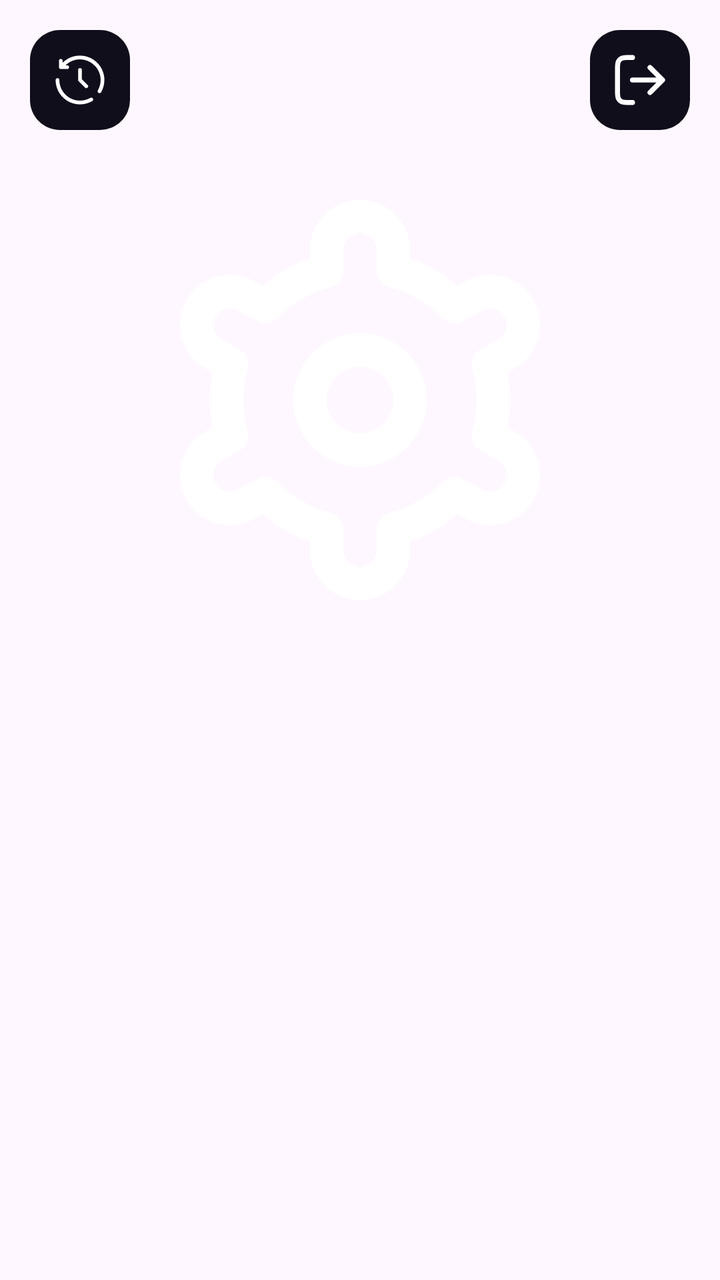
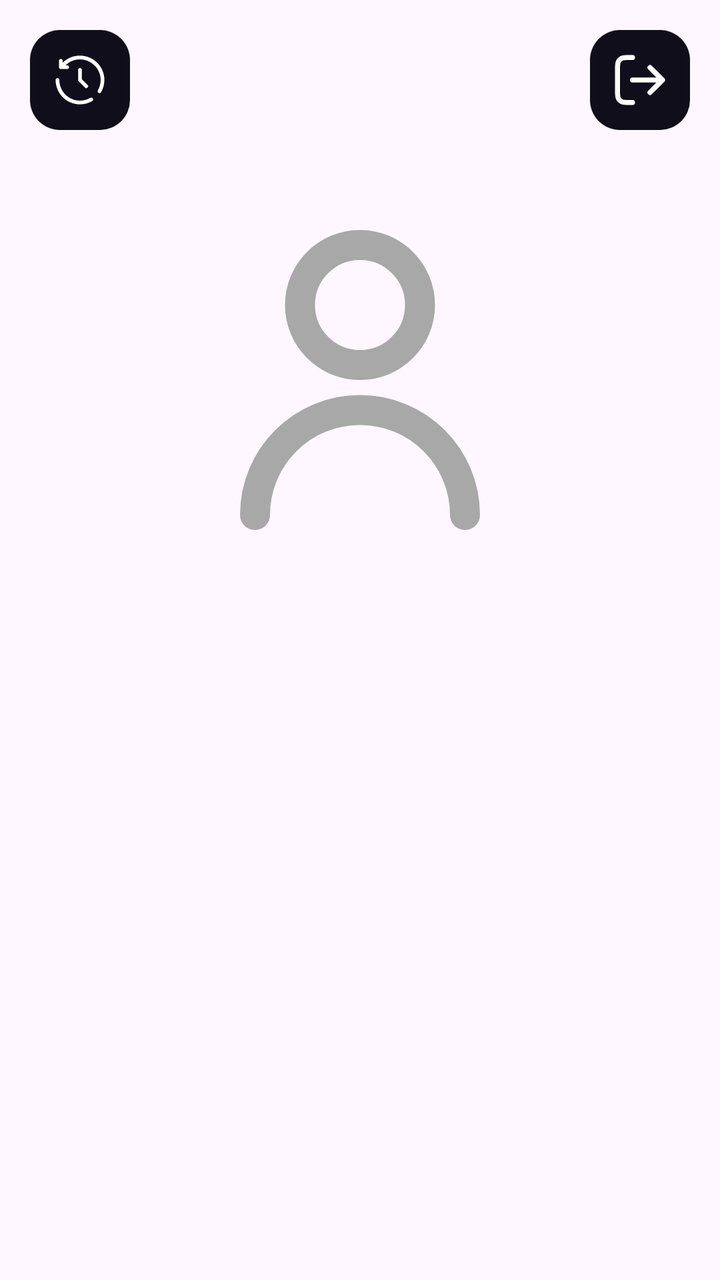

Two renders of the same Android screen: before a commit and after it. Below are the layout's source before the change and the commit's diff.
<!-- AndroidManifest.xml: application theme Theme.WorldRadio -->
<!-- res/layout/settings_header_expanded.xml -->
<?xml version="1.0" encoding="utf-8"?>
<androidx.constraintlayout.widget.ConstraintLayout
    android:layout_width="match_parent"
    android:layout_height="wrap_content"
    xmlns:android="http://schemas.android.com/apk/res/android"
    xmlns:app="http://schemas.android.com/apk/res-auto">

    <TextView
        android:id="@+id/nameAccountView"
        android:layout_width="wrap_content"
        android:layout_height="wrap_content"
        android:layout_marginTop="20dp"
        android:gravity="center_vertical"
        android:textSize="30sp"
        app:layout_constraintEnd_toEndOf="@+id/avatar_settings"
        app:layout_constraintStart_toStartOf="@+id/avatar_settings"
        app:layout_constraintTop_toBottomOf="@+id/avatar_settings" />


    <ProgressBar
        android:id="@+id/progressBar_Settings"
        style="?android:attr/progressBarStyleHorizontal"
        android:layout_width="0dp"
        android:layout_height="wrap_content"
        android:layout_marginStart="15dp"
        android:layout_marginEnd="5dp"
        android:max="100"
        android:min="0"
        android:visibility="invisible"
        app:layout_constraintStart_toEndOf="@+id/cardView5943768"
        app:layout_constraintEnd_toStartOf="@+id/text_loading_Settings"
        app:layout_constraintTop_toTopOf="@+id/cardView5943768"
        app:layout_constraintBottom_toBottomOf="@+id/cardView5943768"/>

    <TextView
        android:id="@+id/text_loading_Settings"
        android:layout_width="wrap_content"
        android:layout_height="wrap_content"
        android:layout_marginEnd="5dp"
        android:layout_marginStart="5dp"
        android:visibility="invisible"
        android:textSize="14sp"
        app:layout_constraintStart_toEndOf="@+id/progressBar_Settings"
        app:layout_constraintEnd_toStartOf="@id/cardView59437685435"
        app:layout_constraintTop_toTopOf="@+id/progressBar_Settings"
        app:layout_constraintBottom_toBottomOf="@+id/progressBar_Settings"/>

    <androidx.cardview.widget.CardView
        android:id="@+id/cardView59437685435"
        android:layout_width="wrap_content"
        android:layout_height="wrap_content"
        android:layout_marginTop="15dp"
        android:layout_marginEnd="15dp"
        android:background="@color/background"
        app:cardCornerRadius="15dp"
        app:cardElevation="0dp"
        app:layout_constraintEnd_toEndOf="parent"
        app:layout_constraintTop_toTopOf="parent">

        <FrameLayout
            android:layout_width="wrap_content"
            android:layout_height="wrap_content"
            android:background="@color/background">

            <ImageButton
                android:id="@+id/log_out_settings"
                android:layout_width="wrap_content"
                android:layout_height="wrap_content"
                android:layout_gravity="center"
                android:background="?attr/selectableItemBackgroundBorderless"
                android:clickable="true"
                android:focusable="true"
                android:padding="10dp"
                android:src="@drawable/log_out"
                app:tint="@color/white" />
        </FrameLayout>
    </androidx.cardview.widget.CardView>





    <androidx.cardview.widget.CardView
        android:id="@+id/cardView5943768"
        android:layout_width="wrap_content"
        android:layout_height="wrap_content"
        android:layout_marginStart="15dp"
        android:layout_marginTop="15dp"
        android:background="@color/background"
        app:cardCornerRadius="15dp"
        app:cardElevation="0dp"
        app:layout_constraintStart_toStartOf="parent"
        app:layout_constraintTop_toTopOf="parent">

        <FrameLayout
            android:layout_width="wrap_content"
            android:layout_height="wrap_content"
            android:background="@color/background">

            <ImageButton
                android:id="@+id/history_button"
                android:layout_width="wrap_content"
                android:layout_height="wrap_content"
                android:layout_gravity="center"
                android:background="?attr/selectableItemBackgroundBorderless"
                android:clickable="true"
                android:focusable="true"
                android:padding="10dp"
                android:src="@drawable/history"
                app:tint="@color/white" />

        </FrameLayout>
    </androidx.cardview.widget.CardView>

    <ImageView
        android:id="@+id/avatar_settings"
        android:layout_width="200dp"
        android:layout_height="200dp"
        android:layout_marginTop="100dp"
        android:scaleType="centerCrop"
        android:src="@drawable/fi_rr_settings"
        app:layout_constraintEnd_toEndOf="parent"
        app:layout_constraintStart_toStartOf="parent"
        app:layout_constraintTop_toTopOf="parent" />

    <androidx.cardview.widget.CardView
        android:id="@+id/cardView0982434385972"
        android:layout_width="wrap_content"
        android:layout_height="wrap_content"
        android:layout_marginTop="10dp"
        android:background="@color/background"
        android:visibility="gone"
        app:cardCornerRadius="15dp"
        app:cardElevation="0dp"
        app:layout_constraintEnd_toEndOf="@+id/cardView5943768"
        app:layout_constraintStart_toStartOf="@+id/cardView5943768"
        app:layout_constraintTop_toBottomOf="@+id/cardView5943768">

        <FrameLayout
            android:layout_width="wrap_content"
            android:layout_height="wrap_content"
            android:background="@color/background">

            <ImageButton
                android:id="@+id/edit_user_settings"
                android:layout_width="wrap_content"
                android:layout_height="wrap_content"
                android:layout_gravity="center"
                android:background="?attr/selectableItemBackgroundBorderless"
                android:clickable="true"
                android:focusable="true"
                android:padding="10dp"
                android:src="@drawable/fi_rr_settings"
                app:tint="@color/white" />
        </FrameLayout>
    </androidx.cardview.widget.CardView>

</androidx.constraintlayout.widget.ConstraintLayout>
<!-- resources referenced by this layout -->
<resources>
  <color name="background">#100E1B</color>
  <color name="white">#FFFFFF</color>
  <!-- drawable fi_rr_settings: vector/xml drawable (drawable, 5266 chars, omitted) -->
  <!-- drawable history (drawable) -->
  <vector xmlns:android="http://schemas.android.com/apk/res/android" android:height="30dp" android:viewportHeight="24" android:viewportWidth="24" android:width="30dp">
        
      <path android:fillColor="#00000000" android:pathData="M12,8V12L14.5,14.5" android:strokeColor="#ffffff" android:strokeLineCap="round" android:strokeLineJoin="round" android:strokeWidth="1.5"/>
        
      <path android:fillColor="#ffffff" android:pathData="M5.604,5.604L5.074,5.074V5.074L5.604,5.604ZM4.338,6.871L3.588,6.874C3.59,7.286 3.923,7.619 4.334,7.621L4.338,6.871ZM6.88,7.633C7.294,7.635 7.631,7.301 7.633,6.887C7.635,6.473 7.301,6.135 6.887,6.133L6.88,7.633ZM5.075,4.321C5.073,3.907 4.735,3.573 4.321,3.575C3.907,3.577 3.573,3.915 3.575,4.329L5.075,4.321ZM3.75,12C3.75,11.586 3.414,11.25 3,11.25C2.586,11.25 2.25,11.586 2.25,12H3.75ZM16.875,20.445C17.234,20.238 17.357,19.779 17.149,19.42C16.942,19.062 16.483,18.939 16.125,19.147L16.875,20.445ZM19.147,16.125C18.939,16.483 19.062,16.942 19.42,17.149C19.779,17.357 20.238,17.234 20.445,16.875L19.147,16.125ZM5.14,5.071C4.846,5.363 4.844,5.838 5.135,6.132C5.426,6.426 5.901,6.429 6.196,6.137L5.14,5.071ZM18.862,5.138C15.042,1.318 8.869,1.279 5.074,5.074L6.135,6.135C9.334,2.935 14.557,2.954 17.802,6.199L18.862,5.138ZM5.074,5.074L3.808,6.34L4.868,7.401L6.135,6.135L5.074,5.074ZM4.334,7.621L6.88,7.633L6.887,6.133L4.342,6.121L4.334,7.621ZM5.088,6.867L5.075,4.321L3.575,4.329L3.588,6.874L5.088,6.867ZM12,3.75C16.556,3.75 20.25,7.444 20.25,12H21.75C21.75,6.615 17.385,2.25 12,2.25V3.75ZM12,20.25C7.444,20.25 3.75,16.556 3.75,12H2.25C2.25,17.385 6.615,21.75 12,21.75V20.25ZM16.125,19.147C14.912,19.848 13.504,20.25 12,20.25V21.75C13.775,21.75 15.441,21.275 16.875,20.445L16.125,19.147ZM20.25,12C20.25,13.504 19.848,14.912 19.147,16.125L20.445,16.875C21.275,15.441 21.75,13.775 21.75,12H20.25ZM6.196,6.137C7.687,4.661 9.736,3.75 12,3.75V2.25C9.325,2.25 6.901,3.328 5.14,5.071L6.196,6.137Z"/>
      
  </vector>
  <!-- drawable log_out (drawable) -->
  <vector xmlns:android="http://schemas.android.com/apk/res/android" android:height="30dp" android:viewportHeight="24" android:viewportWidth="24" android:width="30dp">
        
      <path android:fillColor="#00000000" android:pathData="M16,17L21,12M21,12L16,7M21,12H9M9,3H7.8C6.12,3 5.28,3 4.638,3.327C4.074,3.615 3.615,4.074 3.327,4.638C3,5.28 3,6.12 3,7.8V16.2C3,17.88 3,18.72 3.327,19.362C3.615,19.927 4.074,20.385 4.638,20.673C5.28,21 6.12,21 7.8,21H9" android:strokeColor="#ffffff" android:strokeLineCap="round" android:strokeLineJoin="round" android:strokeWidth="2"/>
      
  </vector>
  <style name="Theme.WorldRadio" parent="Base.Theme.WorldRadio" />
  <style name="Base.Theme.WorldRadio" parent="Theme.Material3.DayNight.NoActionBar">
          
          
      </style>
</resources>

<!-- the commit's change to res/layout/settings_header_expanded.xml (unified diff, before → after) -->
@@ -9,7 +9,7 @@
         android:id="@+id/nameAccountView"
         android:layout_width="wrap_content"
         android:layout_height="wrap_content"
-        android:layout_marginTop="20dp"
+        android:layout_marginTop="30dp"
         android:gravity="center_vertical"
         android:textSize="30sp"
         app:layout_constraintEnd_toEndOf="@+id/avatar_settings"
@@ -114,11 +114,11 @@
 
     <ImageView
         android:id="@+id/avatar_settings"
-        android:layout_width="200dp"
-        android:layout_height="200dp"
+        android:layout_width="180dp"
+        android:layout_height="180dp"
         android:layout_marginTop="100dp"
         android:scaleType="centerCrop"
-        android:src="@drawable/fi_rr_settings"
+        android:src="@drawable/user_without_logo"
         app:layout_constraintEnd_toEndOf="parent"
         app:layout_constraintStart_toStartOf="parent"
         app:layout_constraintTop_toTopOf="parent" />
<!-- resource entries referenced after the edit -->
@@ -17,6 +17,20 @@
       <path android:fillColor="#00000000" android:pathData="M16,17L21,12M21,12L16,7M21,12H9M9,3H7.8C6.12,3 5.28,3 4.638,3.327C4.074,3.615 3.615,4.074 3.327,4.638C3,5.28 3,6.12 3,7.8V16.2C3,17.88 3,18.72 3.327,19.362C3.615,19.927 4.074,20.385 4.638,20.673C5.28,21 6.12,21 7.8,21H9" android:strokeColor="#ffffff" android:strokeLineCap="round" android:strokeLineJoin="round" android:strokeWidth="2"/>
       
   </vector>
+  <!-- drawable user_without_logo (drawable) -->
+  <vector xmlns:android="http://schemas.android.com/apk/res/android"
+      android:width="800dp"
+      android:height="800dp"
+      android:viewportWidth="24"
+      android:viewportHeight="24">
+    <path
+        android:pathData="M5,21C5,17.134 8.134,14 12,14C15.866,14 19,17.134 19,21M16,7C16,9.209 14.209,11 12,11C9.791,11 8,9.209 8,7C8,4.791 9.791,3 12,3C14.209,3 16,4.791 16,7Z"
+        android:strokeLineJoin="round"
+        android:strokeWidth="2"
+        android:fillColor="#00000000"
+        android:strokeColor="#a8a8a8"
+        android:strokeLineCap="round"/>
+  </vector>
   <style name="Theme.WorldRadio" parent="Base.Theme.WorldRadio" />
   <style name="Base.Theme.WorldRadio" parent="Theme.Material3.DayNight.NoActionBar">
           
